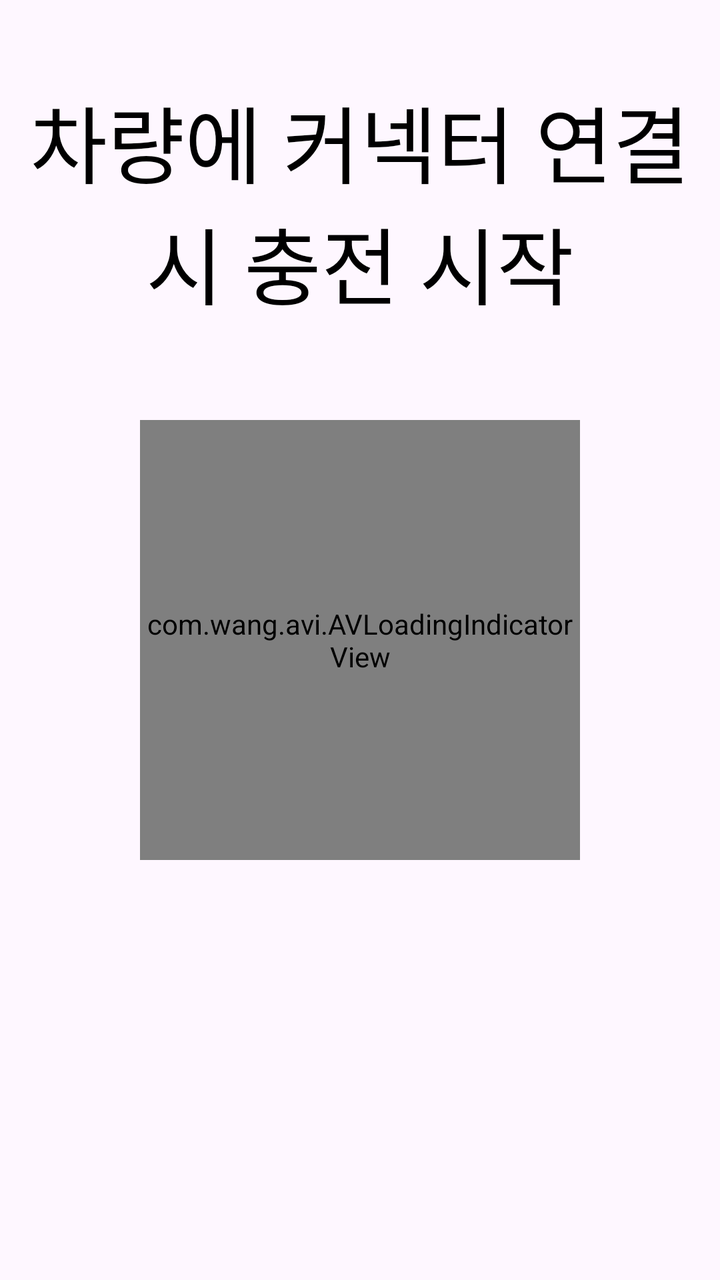
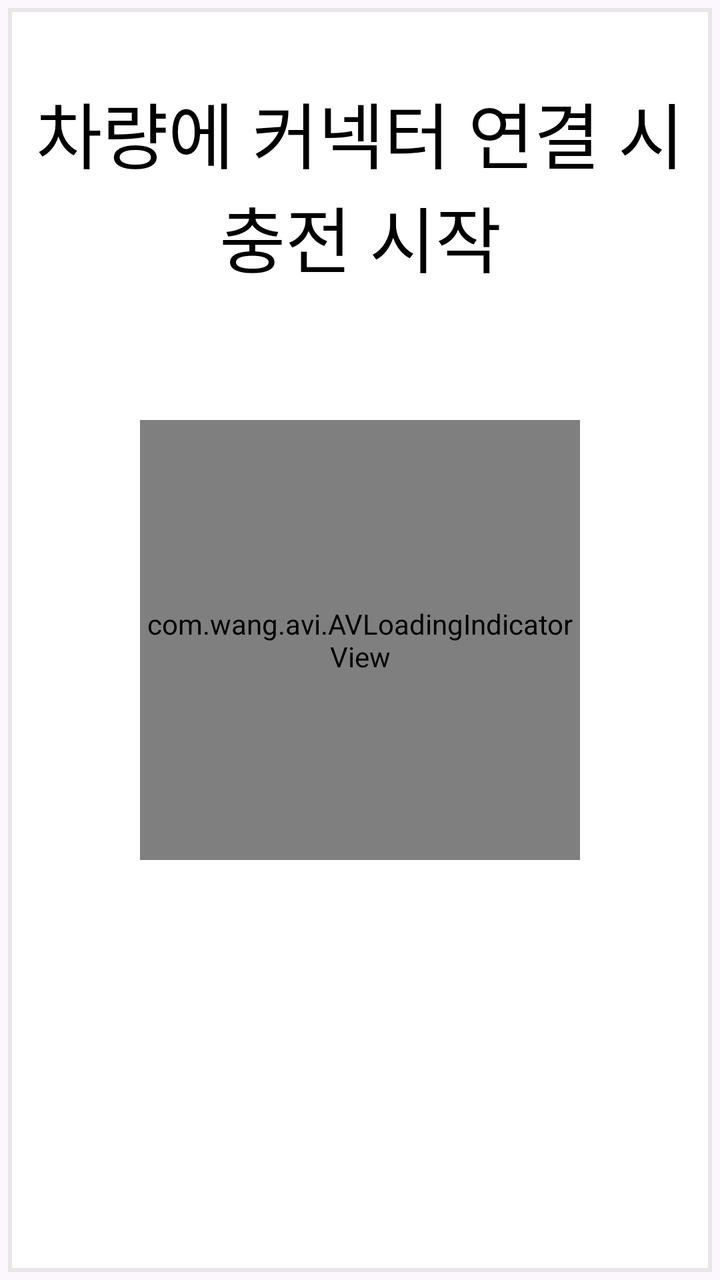

Compare the two renders of this Android layout. The source of the first and the diff that turns it into the second are given below.
<!-- AndroidManifest.xml: application theme Theme.FastCharger -->
<!-- res/layout/fragment_plug_wait.xml -->
<?xml version="1.0" encoding="utf-8"?>
<androidx.constraintlayout.widget.ConstraintLayout xmlns:android="http://schemas.android.com/apk/res/android"
    xmlns:tools="http://schemas.android.com/tools"
    xmlns:app="http://schemas.android.com/apk/res-auto"
    android:layout_width="1024dp"
    android:layout_height="652dp"
    tools:context=".pages.PlugWaitFragment">

    <TextView
        android:id="@+id/txtMessage"
        android:layout_width="match_parent"
        android:layout_height="wrap_content"
        android:layout_marginTop="40dp"
        android:gravity="center_horizontal"
        android:text="@string/couplerMessage"
        android:textSize="42sp"
        android:textColor="@color/black"
        app:layout_constraintLeft_toLeftOf="parent"
        app:layout_constraintTop_toTopOf="parent" />

    <com.wang.avi.AVLoadingIndicatorView
        android:id="@+id/avi"
        android:layout_width="220dp"
        android:layout_height="220dp"
        android:visibility="visible"
        app:indicatorName="BallSpinFadeLoaderIndicator"
        app:indicatorColor="@color/primary"
        app:layout_constraintStart_toStartOf="parent"
        app:layout_constraintTop_toTopOf="parent"
        app:layout_constraintBottom_toBottomOf="parent"
        app:layout_constraintEnd_toEndOf="parent" />

</androidx.constraintlayout.widget.ConstraintLayout>
<!-- resources referenced by this layout -->
<resources>
  <color name="black">#FF000000</color>
  <color name="primary">#06377B</color>
  <string name="couplerMessage">차량에 커넥터 연결 시 충전 시작</string>
  <style name="Theme.FastCharger" parent="Base.Theme.FastCharger" />
  <style name="Base.Theme.FastCharger" parent="Theme.Material3.DayNight.NoActionBar">
          
          
          <item name="windowNoTitle">true</item>
          <item name="android:windowFullscreen">true</item>
      </style>
</resources>

<!-- the commit's change to res/layout/fragment_plug_wait.xml (unified diff, before → after) -->
@@ -2,9 +2,17 @@
 <androidx.constraintlayout.widget.ConstraintLayout xmlns:android="http://schemas.android.com/apk/res/android"
     xmlns:tools="http://schemas.android.com/tools"
     xmlns:app="http://schemas.android.com/apk/res-auto"
-    android:layout_width="1024dp"
+    android:layout_width="512dp"
     android:layout_height="652dp"
     tools:context=".pages.PlugWaitFragment">
+
+    <View
+        android:id="@+id/view"
+        android:layout_width="match_parent"
+        android:layout_height="match_parent"
+        android:background="@drawable/layer_list_rect"
+        tools:layout_editor_absoluteX="5dp"
+        tools:layout_editor_absoluteY="5dp" />
 
     <TextView
         android:id="@+id/txtMessage"
@@ -13,7 +21,7 @@
         android:layout_marginTop="40dp"
         android:gravity="center_horizontal"
         android:text="@string/couplerMessage"
-        android:textSize="42sp"
+        android:textSize="36sp"
         android:textColor="@color/black"
         app:layout_constraintLeft_toLeftOf="parent"
         app:layout_constraintTop_toTopOf="parent" />
<!-- resource entries referenced after the edit -->
@@ -2,6 +2,23 @@
 <resources>
   <color name="black">#FF000000</color>
   <color name="primary">#06377B</color>
+  <!-- drawable layer_list_rect (drawable) -->
+  <?xml version="1.0" encoding="utf-8"?>
+  <layer-list xmlns:android="http://schemas.android.com/apk/res/android">
+      
+      <item>
+          <shape android:shape="rectangle">
+              <solid android:color="#33F4F4F4" />
+          </shape>
+      </item>
+      
+      <item android:bottom="4dp" android:right="4dp" android:top="4dp" android:left="4dp">
+          <shape android:shape="rectangle">
+              <solid android:color="#FFFFFF"/>
+              <stroke android:color="#E6E6E6" android:width="2dp" />
+          </shape>
+      </item>
+  </layer-list>
   <string name="couplerMessage">차량에 커넥터 연결 시 충전 시작</string>
   <style name="Theme.FastCharger" parent="Base.Theme.FastCharger" />
   <style name="Base.Theme.FastCharger" parent="Theme.Material3.DayNight.NoActionBar">
